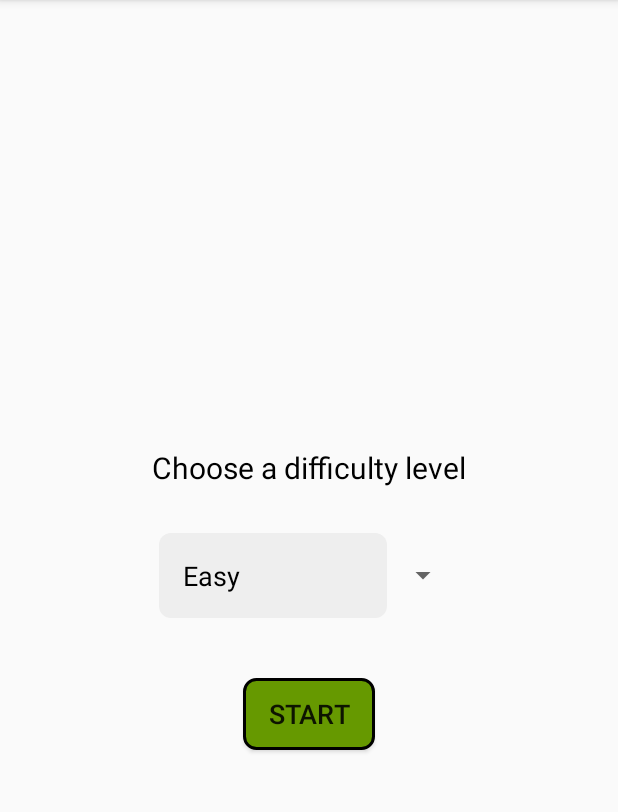
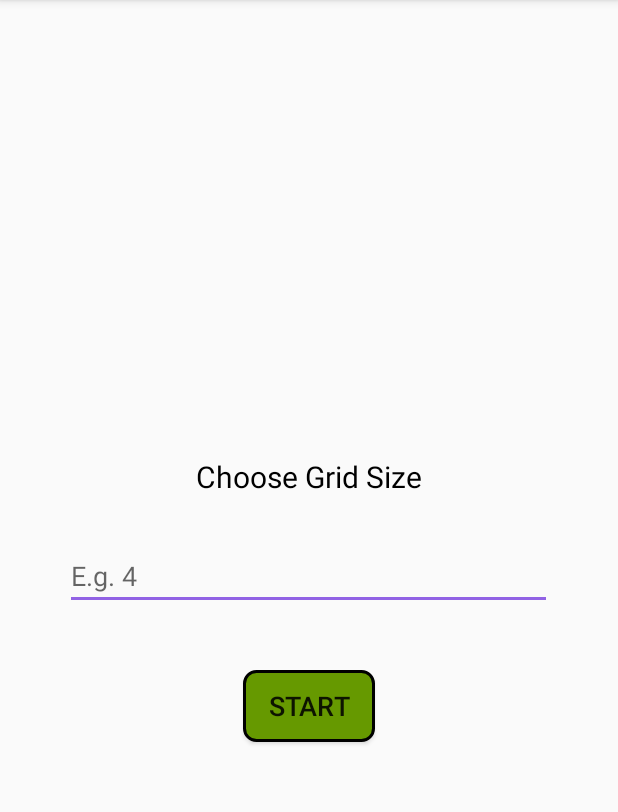
Before and after one commit to Harsh2098/PatternMe, an Android app: the screen it shows after launch (StartActivity), on a phone screen of 412 x 824 dp, the part 84-896 px from its top. Run offline under Robolectric (Android 15) with nearby library versions, the phone set to English and light mode, and no system bars.

Commit message:
added custom grid view size

```diff
--- a/app/src/main/java/com/hmproductions/patternme/StartActivity.java
+++ b/app/src/main/java/com/hmproductions/patternme/StartActivity.java
@@ -9,13 +9,14 @@ import android.view.View;
 import android.widget.AdapterView;
 import android.widget.ArrayAdapter;
 import android.widget.Button;
+import android.widget.EditText;
 import android.widget.Spinner;
 
 public class StartActivity extends AppCompatActivity {
 
     public static final String DIFFICULTY_LEVEL = "difficulty-level";
-    Spinner mDifficultySpinner;
     Button startButton;
+    EditText num_editText;
 
     String difficulty;
     String[] difficulty_options = new String[]{"Easy","Medium","Hard"};
@@ -25,13 +26,13 @@ public class StartActivity extends AppCompatActivity {
         super.onCreate(savedInstanceState);
         setContentView(R.layout.activity_start);
 
-        mDifficultySpinner = (Spinner)findViewById(R.id.difficulty_spinner);
         startButton = (Button)findViewById(R.id.start_button);
+
+        num_editText = (EditText)findViewById(R.id.difficulty_editText);
 
         GradientDrawable startGradientDrawable = (GradientDrawable)startButton.getBackground();
         startGradientDrawable.setColor(Color.parseColor("#669900"));
 
-        setupSpinner();
         StartButtonClickListener();
     }
 
@@ -41,45 +42,10 @@ public class StartActivity extends AppCompatActivity {
             @Override
             public void onClick(View v) {
                 Intent intent = new Intent(StartActivity.this, MainActivity.class);
-                intent.putExtra(DIFFICULTY_LEVEL, difficulty);
+                intent.putExtra(DIFFICULTY_LEVEL, Integer.parseInt(num_editText.getText().toString()));
                 startActivity(intent);
                 finish();
             }
         });
     }
-
-    private void setupSpinner() {
-        ArrayAdapter<String> adapter = new ArrayAdapter<>(this,R.layout.spinner_item,difficulty_options);
-
-        mDifficultySpinner.setAdapter(adapter);
-
-        mDifficultySpinner.setOnItemSelectedListener(new AdapterView.OnItemSelectedListener() {
-            @Override
-            public void onItemSelected(AdapterView<?> parent, View view, int position, long id) {
-                switch (position)
-                {
-                    case 0 :
-                        difficulty = "easy";
-                        break;
-
-                    case 1 :
-                        difficulty = "medium";
-                        break;
-
-                    case 2 :
-                        difficulty = "hard";
-                        break;
-
-                    default:
-                        difficulty = "easy";
-                        break;
-                }
-            }
-
-            @Override
-            public void onNothingSelected(AdapterView<?> parent) {
-                difficulty = "easy";
-            }
-        });
-    }
 }
--- a/app/src/main/res/layout/activity_start.xml
+++ b/app/src/main/res/layout/activity_start.xml
@@ -5,22 +5,22 @@
     android:layout_height="match_parent"
     android:padding="6dp">
 
-    <Spinner
-        android:id="@+id/difficulty_spinner"
+    <EditText
+        android:id="@+id/difficulty_editText"
         android:layout_width="match_parent"
         android:layout_height="wrap_content"
-        android:layout_centerInParent="true"
-        android:layout_marginEnd="100dp"
-        android:layout_marginStart="100dp"
-        android:elevation="4dp" />
+        android:inputType="number"
+        android:hint="@string/e_g_4"
+        android:layout_marginEnd="75dp"
+        android:layout_centerInParent="true"/>
 
     <TextView
         android:layout_width="wrap_content"
         android:layout_height="wrap_content"
-        android:layout_above="@id/difficulty_spinner"
         android:layout_centerHorizontal="true"
         android:layout_marginBottom="30dp"
-        android:text="@string/choose_difficulty_level"
+        android:layout_above="@id/difficulty_editText"
+        android:text="@string/choose_grid_size"
         android:textColor="@android:color/background_dark"
         android:textSize="20sp" />
 
@@ -28,9 +28,9 @@
         android:id="@+id/start_button"
         android:layout_width="wrap_content"
         android:layout_height="wrap_content"
-        android:layout_below="@id/difficulty_spinner"
         android:layout_centerHorizontal="true"
         android:layout_marginTop="40dp"
+        android:layout_below="@id/difficulty_editText"
         android:background="@drawable/rounded_button"
         android:elevation="2dp"
         android:padding="4dp"
--- a/app/src/main/res/values/strings.xml
+++ b/app/src/main/res/values/strings.xml
@@ -10,5 +10,6 @@
     <string name="start">START</string>
     <string name="completed_in_moves">Completed in Moves :</string>
     <string name="change_difficulty">Change Difficulty</string>
-    <string name="choose_difficulty_level">Choose a difficulty level</string>
+    <string name="choose_grid_size">Choose Grid Size</string>
+    <string name="e_g_4">E.g. 4</string>
 </resources>
```
Also changed, not shown: app/src/main/java/com/hmproductions/patternme/GridRecyclerAdapter.java (+11 -14 lines), app/src/main/java/com/hmproductions/patternme/MainActivity.java (+1 -13 lines), app/src/main/res/layout/easy_grid_item.xml (deleted, +0 -17 lines), app/src/main/res/layout/grid_item.xml (renamed from app/src/main/res/layout/hard_grid_item.xml, +4 -4 lines), app/src/main/res/layout/medium_grid_item.xml (deleted, +0 -17 lines).
